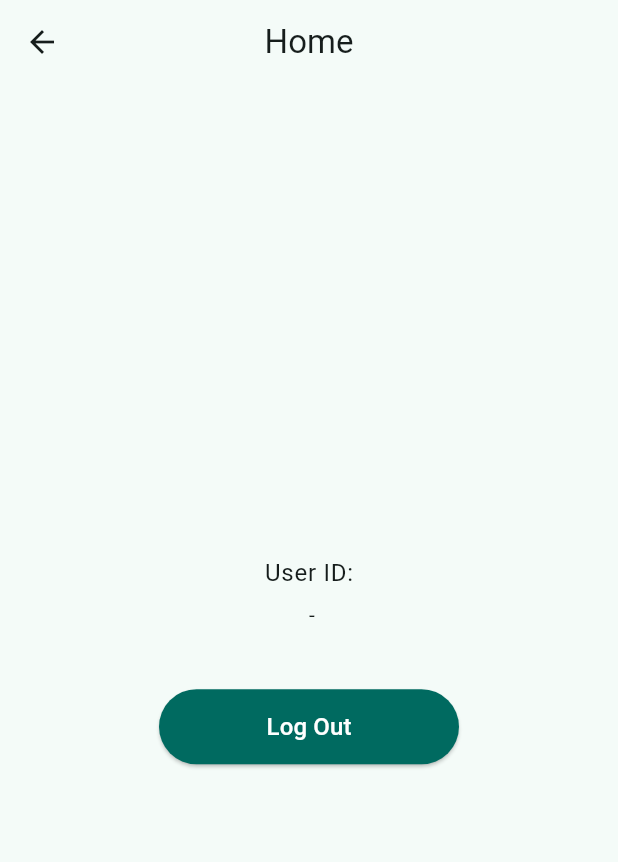
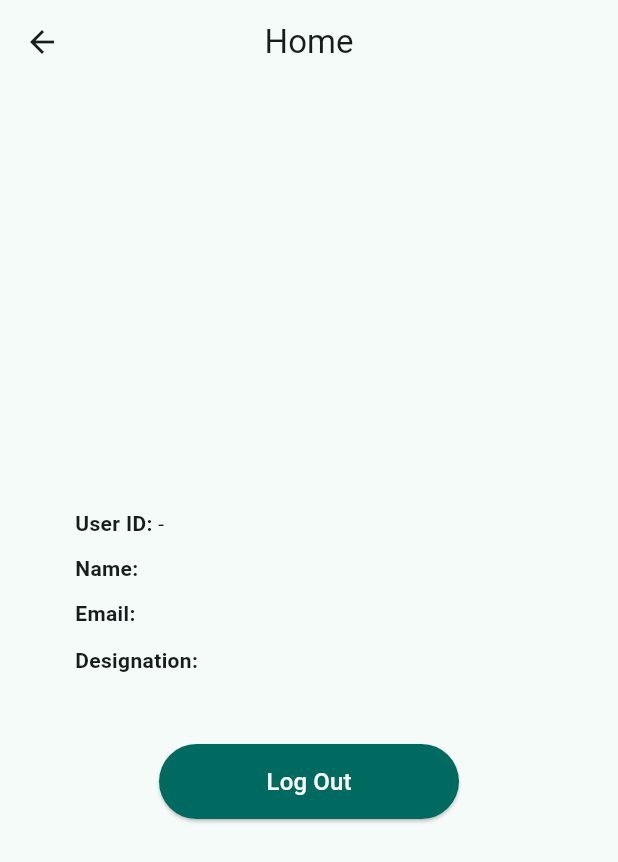
Before and after one commit to hadiyaaamir/flutter_login, a Flutter app: the HomePage screen opened directly, on a phone screen of 412 x 824 dp. Shown: the top 862 px of the screen. Run offline on Flutter 3.47's test engine with Material 2 defaults, Android fonts, the phone set to English and light mode, and no system bars; our stand-ins replace bloc, equatable, flutter_bloc, formz; accounts and stored records are empty.

Commit message:
user model updated

```diff
--- a/lib/home/view/home_page.dart
+++ b/lib/home/view/home_page.dart
@@ -18,14 +18,40 @@ class HomePage extends StatelessWidget {
         child: Column(
           mainAxisAlignment: MainAxisAlignment.center,
           children: [
-            Text('User ID:', style: Theme.of(context).textTheme.bodyLarge!),
-            const SizedBox(height: 5),
             Builder(
               builder: (context) {
                 final userId = context.select(
                   (AuthenticationBloc bloc) => bloc.state.user.id,
                 );
-                return Text(' $userId');
+                final firstName = context.select(
+                  (AuthenticationBloc bloc) => bloc.state.user.firstName,
+                );
+                final lastName = context.select(
+                  (AuthenticationBloc bloc) => bloc.state.user.lastName,
+                );
+                final email = context.select(
+                  (AuthenticationBloc bloc) => bloc.state.user.email,
+                );
+                final designation = context.select(
+                  (AuthenticationBloc bloc) => bloc.state.user.designation,
+                );
+                return Padding(
+                  padding: const EdgeInsets.symmetric(horizontal: 50.0),
+                  child: Column(
+                    children: [
+                      ProfileInformation(title: 'User ID', information: userId),
+                      ProfileInformation(
+                        title: 'Name',
+                        information: '$firstName $lastName',
+                      ),
+                      ProfileInformation(title: 'Email', information: email),
+                      ProfileInformation(
+                        title: 'Designation',
+                        information: designation,
+                      ),
+                    ],
+                  ),
+                );
               },
             ),
             const SizedBox(height: 40),
@@ -42,3 +68,33 @@ class HomePage extends StatelessWidget {
     );
   }
 }
+
+class ProfileInformation extends StatelessWidget {
+  const ProfileInformation({
+    super.key,
+    required this.title,
+    required this.information,
+  });
+
+  final String title;
+  final String information;
+
+  @override
+  Widget build(BuildContext context) {
+    return Align(
+      alignment: Alignment.centerLeft,
+      child: Padding(
+        padding: const EdgeInsets.symmetric(vertical: 5.0),
+        child: Wrap(
+          children: [
+            Text(
+              '$title: ',
+              style: const TextStyle(fontWeight: FontWeight.bold),
+            ),
+            Text(information)
+          ],
+        ),
+      ),
+    );
+  }
+}
--- a/packages/user_repository/lib/src/models/user.dart
+++ b/packages/user_repository/lib/src/models/user.dart
@@ -1,12 +1,28 @@
 import 'package:equatable/equatable.dart';
 
 class User extends Equatable {
-  const User({required this.id});
+  const User({
+    required this.id,
+    required this.firstName,
+    required this.lastName,
+    required this.email,
+    required this.designation,
+  });
 
   final String id;
+  final String firstName;
+  final String lastName;
+  final String email;
+  final String designation;
 
   @override
   List<Object?> get props => [id];
 
-  static const empty = User(id: '-');
+  static const empty = User(
+    id: '-',
+    firstName: '',
+    lastName: '',
+    email: '',
+    designation: '',
+  );
 }
--- a/packages/user_repository/lib/src/user_repository.dart
+++ b/packages/user_repository/lib/src/user_repository.dart
@@ -9,7 +9,13 @@ class UserRepository {
 
     return Future.delayed(
       const Duration(milliseconds: 300),
-      () => _user = User(id: const Uuid().v4()),
+      () => _user = User(
+        id: const Uuid().v4(),
+        firstName: 'Hadiya',
+        lastName: 'Aamir',
+        email: 'h.aamir@gmail.com',
+        designation: 'Intern',
+      ),
     );
   }
 }
```
